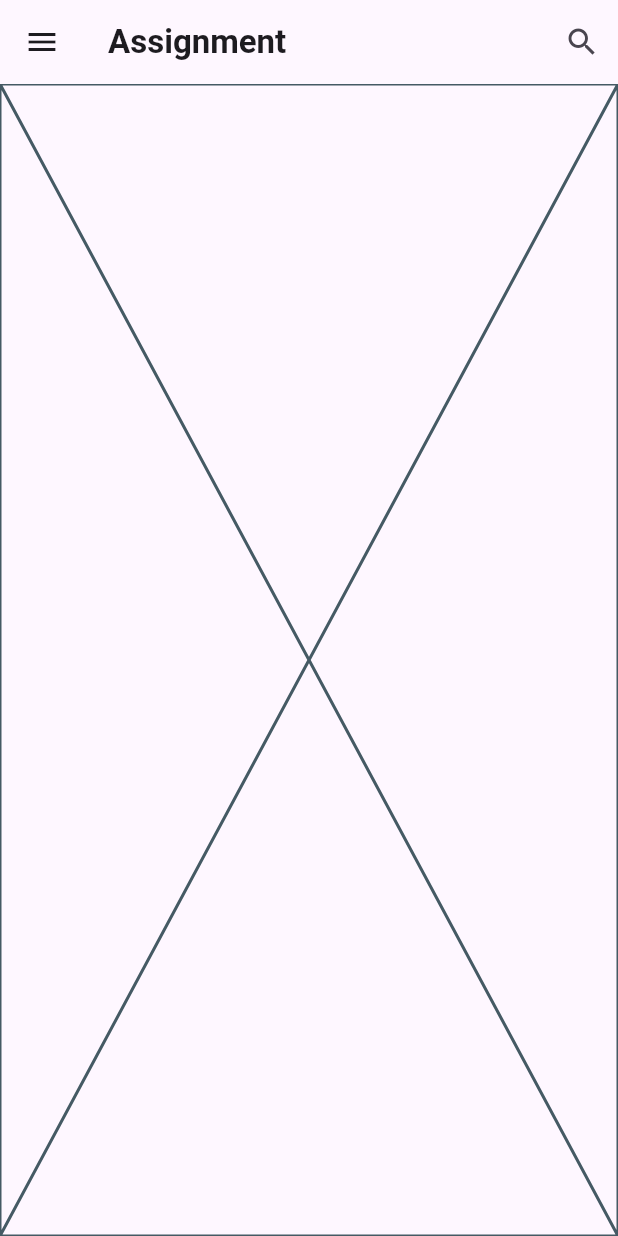
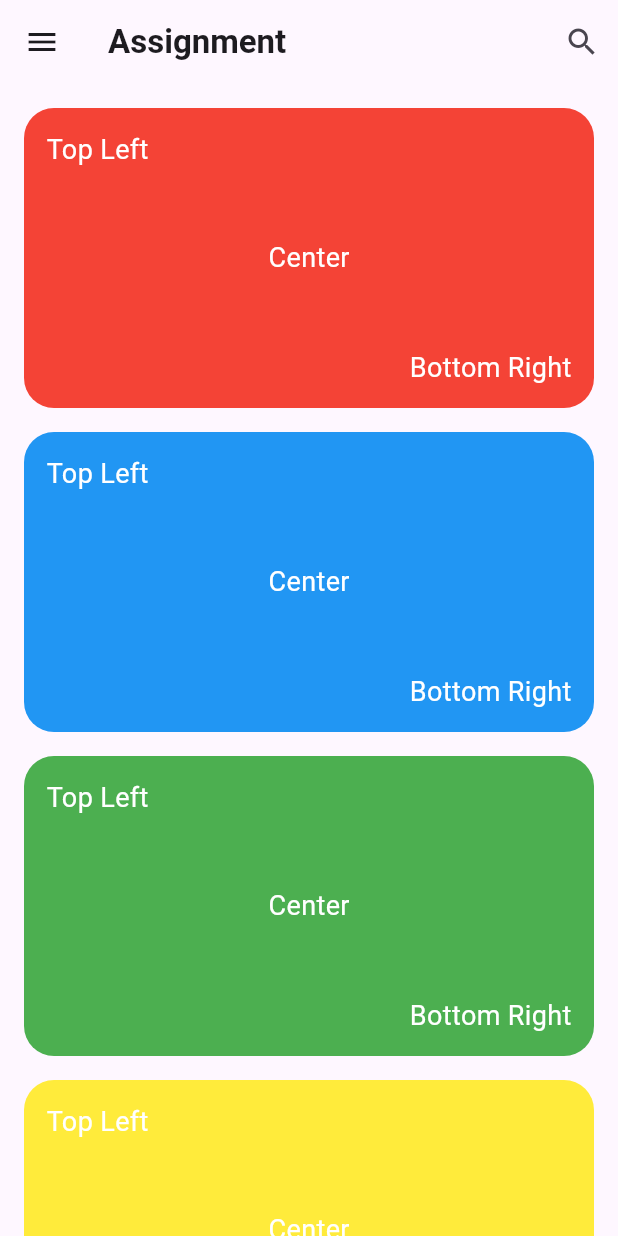
Before and after one commit to yousefmohamed35/fisrt_flutter_depi_task, a Flutter app: the screen it shows after launch, on a phone screen of 412 x 824 dp. Run offline on Flutter 3.47's test engine with Material 3 defaults, Android fonts, the light colour scheme and no system bars.

Commit message:
finish home page and finish the task

```diff
--- a/lib/home_page.dart
+++ b/lib/home_page.dart
@@ -8,7 +8,7 @@ class HomePage extends StatelessWidget {
   Widget build(BuildContext context) {
     return Scaffold(
       appBar: AppBar(
-        title: Text(
+        title: const Text(
           'Assignment',
           style: TextStyle(
             fontWeight: FontWeight.bold,
@@ -16,16 +16,19 @@ class HomePage extends StatelessWidget {
         ),
         actions: [
           IconButton(
-            icon: Icon(Icons.search),
+            icon: const Icon(Icons.search),
             onPressed: () {},
           ),
         ],
         leading: IconButton(
-          icon: Icon(Icons.menu),
+          icon: const Icon(Icons.menu),
           onPressed: () {},
         ),
       ),
-      body: HomeBody(),
+      body: const Padding(
+        padding: EdgeInsets.only(left: 16, right: 16, top: 16),
+        child: HomeBody(),
+      ),
     );
   }
 }
--- a/lib/main.dart
+++ b/lib/main.dart
@@ -9,7 +9,7 @@ class MyApp extends StatelessWidget {
 
   @override
   Widget build(BuildContext context) {
-    return MaterialApp(
+    return const MaterialApp(
       debugShowCheckedModeBanner: false,
       home: HomePage(),
     );
--- a/lib/widgets/home_body.dart
+++ b/lib/widgets/home_body.dart
@@ -2,9 +2,80 @@ import 'package:flutter/material.dart';
 
 class HomeBody extends StatelessWidget {
   const HomeBody({super.key});
-
+  static const List<MaterialColor> color = [
+    Colors.red,
+    Colors.blue,
+    Colors.green,
+    Colors.yellow,
+    Colors.orange,
+    Colors.purple,
+    Colors.pink,
+    Colors.brown,
+    Colors.grey,
+    Colors.cyan,
+    Colors.teal,
+    Colors.lime,
+    Colors.indigo,
+    Colors.amber,
+    Colors.deepOrange,
+    Colors.deepPurple,
+    Colors.lightBlue,
+    Colors.lightGreen,
+    Colors.blueGrey,
+  ];
   @override
   Widget build(BuildContext context) {
-    return const Placeholder();
+    return ListView.builder(
+        itemCount: color.length,
+        itemBuilder: (context, index) {
+          return StackedWidget(
+            color: color[index],
+          );
+        });
   }
 }
+
+class StackedWidget extends StatelessWidget {
+  const StackedWidget({
+    super.key,
+    required this.color,
+  });
+  final MaterialColor color;
+  @override
+  Widget build(BuildContext context) {
+    return Stack(
+      children: [
+        Container(
+          alignment: Alignment.center,
+          margin: const EdgeInsets.only(bottom: 16),
+          width: double.infinity,
+          height: 200,
+          decoration: BoxDecoration(
+            borderRadius: BorderRadius.circular(20),
+            color: color,
+          ),
+          child: const Text(
+            'Center',
+            style: TextStyle(fontSize: 18, color: Colors.white),
+          ),
+        ),
+        const Positioned(
+          top: 15,
+          left: 15,
+          child: Text(
+            'Top Left',
+            style: TextStyle(fontSize: 18, color: Colors.white),
+          ),
+        ),
+        const Positioned(
+          bottom: 30,
+          right: 15,
+          child: Text(
+            'Bottom Right',
+            style: TextStyle(fontSize: 18, color: Colors.white),
+          ),
+        ),
+      ],
+    );
+  }
+}
```
